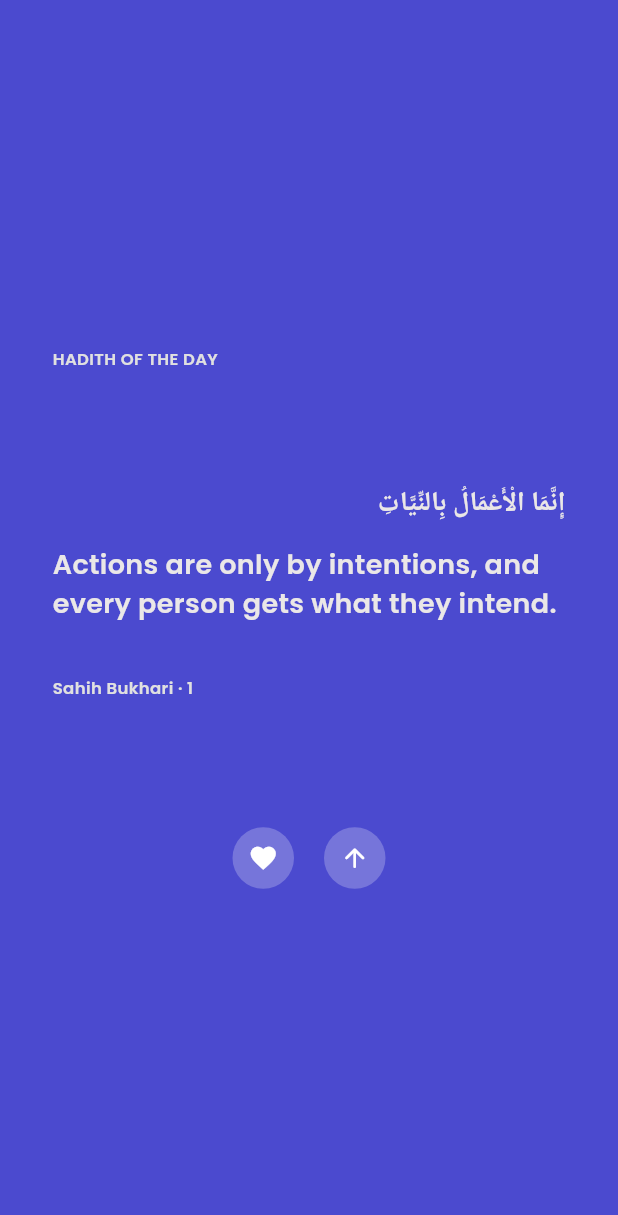
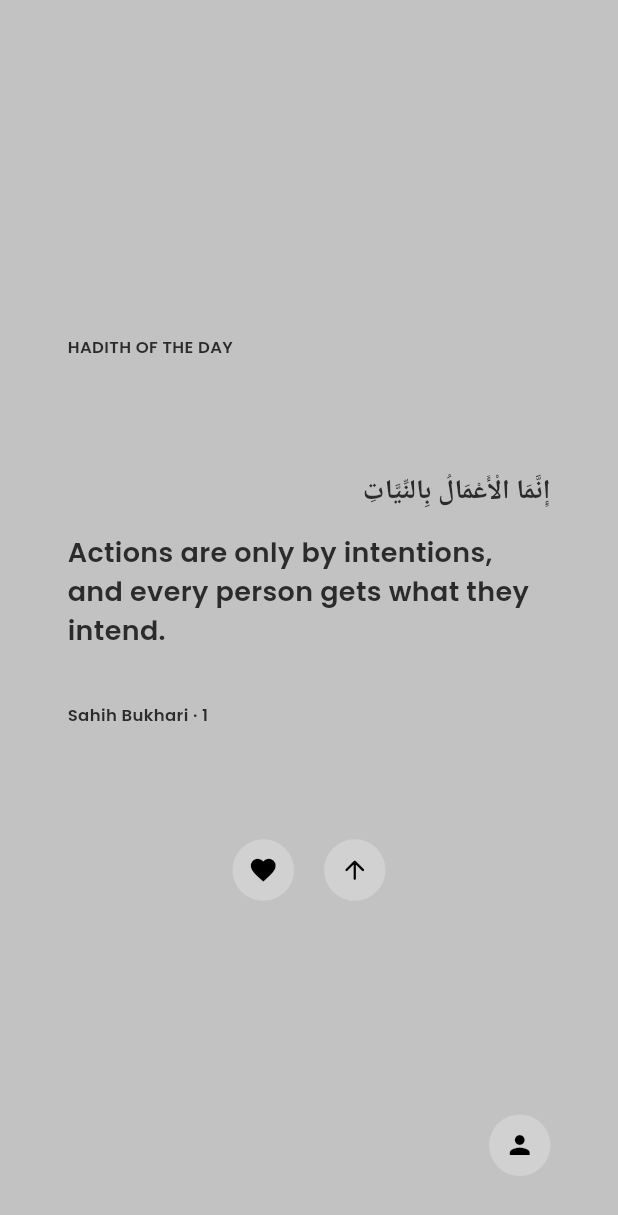
Before and after one commit to IsmailAbdirahman/talam, a Flutter app: the screen it shows after launch, on a phone screen of 412 x 824 dp. Shown: the top 1215 px of the screen. Run offline on Flutter 3.47's test engine with Material 3 defaults, Android fonts, the phone set to English and light mode, and no system bars; our stand-ins replace google_fonts.

Commit message:
added profile

```diff
--- a/lib/home/home.dart
+++ b/lib/home/home.dart
@@ -1,36 +1,40 @@
 import 'package:flutter/material.dart';
 import 'package:google_fonts/google_fonts.dart';
 import 'package:talam/home/home_model.dart';
+import 'package:talam/profile/profile.dart';
 
 class Home extends StatelessWidget {
   const Home({super.key});
 
-  Color getColors(int index) {
-    List<Color> cardColors = [
-      Color(0xFF4B4ACF), // purple
-      Color(0xFF1A7A5E), // green
-      Color(0xFF8B2FC9), // violet
-      Color(0xFF1A6A8A), // blue
-    ];
-    return cardColors[index % cardColors.length];
-  }
+  // Color getColors(int index) {
+  //   List<Color> cardColors = [
+  //     Color(0xFF4B4ACF), // purple
+  //     Color(0xFF1A7A5E), // green
+  //     Color(0xFF8B2FC9), // violet
+  //     Color(0xFF1A6A8A), // blue
+  //   ];
+  //   return cardColors[index % cardColors.length];
+  // }
 
   @override
   Widget build(BuildContext context) {
     return Scaffold(
-      body: PageView.builder(
+      body: Stack(
+        children: [
+          PageView.builder(
             scrollDirection: Axis.vertical,
             itemCount: homeData.length,
             itemBuilder: (context, index) {
               return Container(
                 width: double.infinity,
-            height: MediaQuery.of(context).size.height,
-            padding: EdgeInsets.all(14),
-            decoration: BoxDecoration(color: getColors(index)),
-            child: Padding(
-              padding: const EdgeInsets.all(21.0),
+                padding: EdgeInsets.only(left: 45, right: 45),
+                decoration: BoxDecoration(
+                  color: Color.fromARGB(255, 194, 194, 194),
+                ),
                 child: Column(
                   mainAxisAlignment: MainAxisAlignment.center,
+                  children: [
+                    Column(
                       crossAxisAlignment: CrossAxisAlignment.stretch,
                       children: [
                         Text(
@@ -38,7 +42,7 @@ class Home extends StatelessWidget {
                           style: GoogleFonts.poppins(
                             fontSize: 11,
                             fontWeight: FontWeight.w600,
-                      color: Colors.grey[300],
+                            color: const Color.fromARGB(255, 43, 43, 43),
                           ),
                         ),
                         SizedBox(height: 75),
@@ -54,19 +58,23 @@ class Home extends StatelessWidget {
                           style: GoogleFonts.poppins(
                             fontSize: 11,
                             fontWeight: FontWeight.w600,
-                      color: Colors.grey[300],
+                            color: const Color.fromARGB(255, 43, 43, 43),
                           ),
                         ),
-                  SizedBox(height: 85),
+                        SizedBox(height: 75),
                         Row(
                           mainAxisAlignment: MainAxisAlignment.center,
                           children: [ShareAndFavButtons()],
                         ),
                       ],
                     ),
+                  ],
                 ),
               );
             },
+          ),
+          Positioned(bottom: 40, right: 45, child: ProfileAndFav()),
+        ],
       ),
     );
   }
@@ -98,7 +106,7 @@ class TextWidget extends StatelessWidget {
       style: GoogleFonts.poppins(
         fontSize: 18,
         fontWeight: FontWeight.w600,
-        color: const Color.fromARGB(255, 234, 231, 231),
+        color: const Color.fromARGB(255, 43, 43, 43),
       ),
     );
   }
@@ -110,20 +118,52 @@ class ShareAndFavButtons extends StatelessWidget {
   @override
   Widget build(BuildContext context) {
     return Row(
-      mainAxisAlignment: MainAxisAlignment.spaceBetween,
       children: [
         BackgroundIconColor(
-          widget: Icon(Icons.favorite, size: 20, color: Colors.white),
+          widget: Icon(Icons.favorite, size: 20, color: Colors.black),
         ),
         SizedBox(width: 20),
         BackgroundIconColor(
           widget: Icon(
             Icons.arrow_upward_rounded,
             size: 20,
-            color: Colors.white,
+            color: Colors.black,
           ),
         ),
       ],
     );
   }
 }
+
+class ProfileAndFav extends StatelessWidget {
+  const ProfileAndFav({super.key});
+
+  @override
+  Widget build(BuildContext context) {
+    return Row(
+      mainAxisAlignment: MainAxisAlignment.end,
+      children: [
+        SizedBox(width: 20),
+        BackgroundIconColor(
+          widget: GestureDetector(
+            onTap: () {
+              showModalBottomSheet(
+                context: context,
+                isScrollControlled: true,
+                shape: RoundedRectangleBorder(
+                  borderRadius: BorderRadius.vertical(top: Radius.circular(20)),
+                ),
+                builder: (context) => SizedBox(
+                  height: MediaQuery.of(context).size.height * 0.9,
+                  child: ProfileScreen(),
+                ),
+              );
+            },
+
+            child: Icon(Icons.person, size: 20, color: Colors.black),
+          ),
+        ),
+      ],
+    );
+  }
+}
```
Also changed, not shown: lib/fav/fav.dart (added, +10 -0 lines), lib/profile/profile.dart (added, +12 -0 lines), 6 other files. Lines whose indentation alone changed are shown as unchanged.
